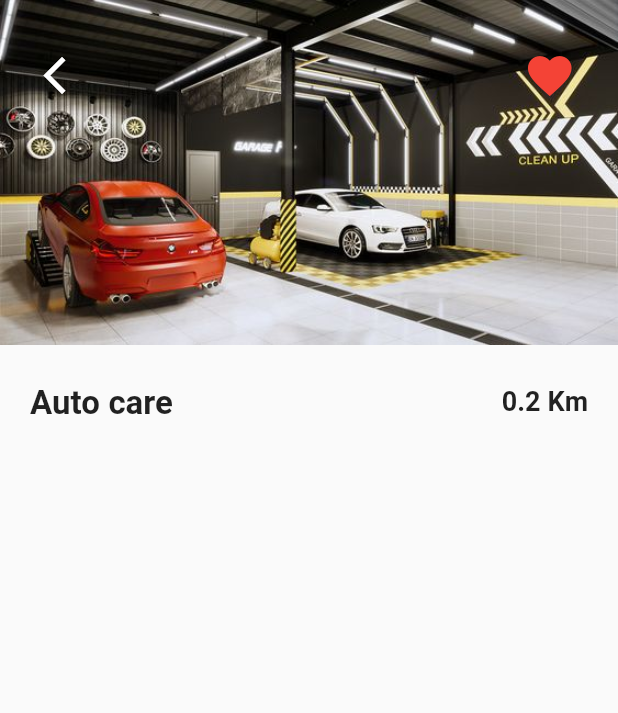
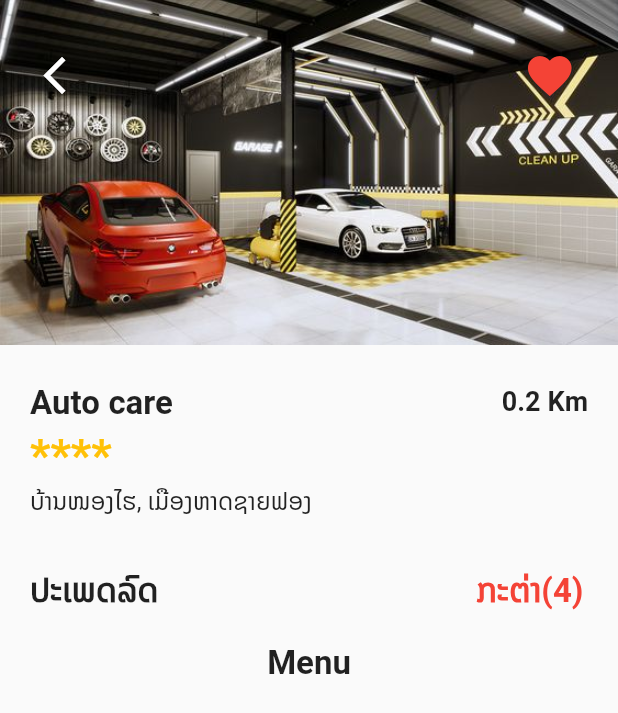
Before and after one commit to ponetel/langlod, a Flutter app: the screen it shows after launch, after a tap on "Auto care", on a phone screen of 412 x 824 dp. Shown: the top 713 px of the screen. Run offline on Flutter 3.47's test engine with Material 2 defaults, Android fonts, the phone set to English and light mode, and no system bars; our stand-ins replace animated_splash_screen; missing offline and left inert: dart:html.

Commit message:
update shop screen with cart and rating

```diff
--- a/lib/screens/rating_stars.dart
+++ /dev/null
@@ -1,13 +0,0 @@
-import 'package:flutter/src/widgets/container.dart';
-import 'package:flutter/src/widgets/framework.dart';
-
-class RatingStars extends StatelessWidget {
-  final int rating;
-  //const RatingStars({super.key});
-  RatingStars(this.rating);
-
-  @override
-  Widget build(BuildContext context) {
-    return Container();
-  }
-}
--- a/lib/screens/shop_screen.dart
+++ b/lib/screens/shop_screen.dart
@@ -1,4 +1,7 @@
 import 'package:flutter/material.dart';
+import 'package:langlod/screens/cart_screen.dart';
+import '../data/data.dart';
+import '../models/rating_stars.dart';
 import '../models/shops.dart';
 //import 'package:flutter/src/widgets/container.dart';
 //import 'package:flutter/src/widgets/framework.dart';
@@ -52,6 +55,7 @@ class _ShopScreenState extends State<ShopScreen> {
         Padding(
           padding: EdgeInsets.all(20.0),
           child: Column(
+            crossAxisAlignment: CrossAxisAlignment.start,
             children: [
               Row(
                 mainAxisAlignment: MainAxisAlignment.spaceBetween,
@@ -69,8 +73,53 @@ class _ShopScreenState extends State<ShopScreen> {
                         fontWeight: FontWeight.w600,
                       )),
                 ],
-              )
+              ),
+              RatingStars(widget.shops.rating),
+              // SizedBox(
+              //   height: 6.0,
+              // ),
+              Text(
+                widget.shops.address,
+                style: TextStyle(
+                  fontSize: 16.0,
+                ),
+              ),
             ],
+          ),
+        ),
+        Padding(
+          padding: const EdgeInsets.fromLTRB(20.0, 0.0, 15.0, 0.0),
+          child: Row(
+            mainAxisAlignment: MainAxisAlignment.spaceBetween,
+            children: [
+              const Text(
+                'ປະເພດລົດ',
+                style: TextStyle(fontSize: 22.0, fontWeight: FontWeight.w600),
+              ),
+              TextButton(
+                  // onPressed: () {},
+                  child: Text(
+                    'ກະຕ່າ(${currentUser.cart.length})',
+                    style:
+                        TextStyle(fontSize: 22.0, fontWeight: FontWeight.w600),
+                  ),
+                  onPressed: () => Navigator.push(
+                        context,
+                        MaterialPageRoute(
+                          builder: (_) => CartScreen(),
+                        ),
+                      )),
+            ],
+          ),
+        ),
+        SizedBox(height: 10.0),
+        Center(
+          child: Text(
+            'Menu',
+            style: TextStyle(
+              fontSize: 22.0,
+              fontWeight: FontWeight.w600,
+            ),
           ),
         )
       ]),
```
